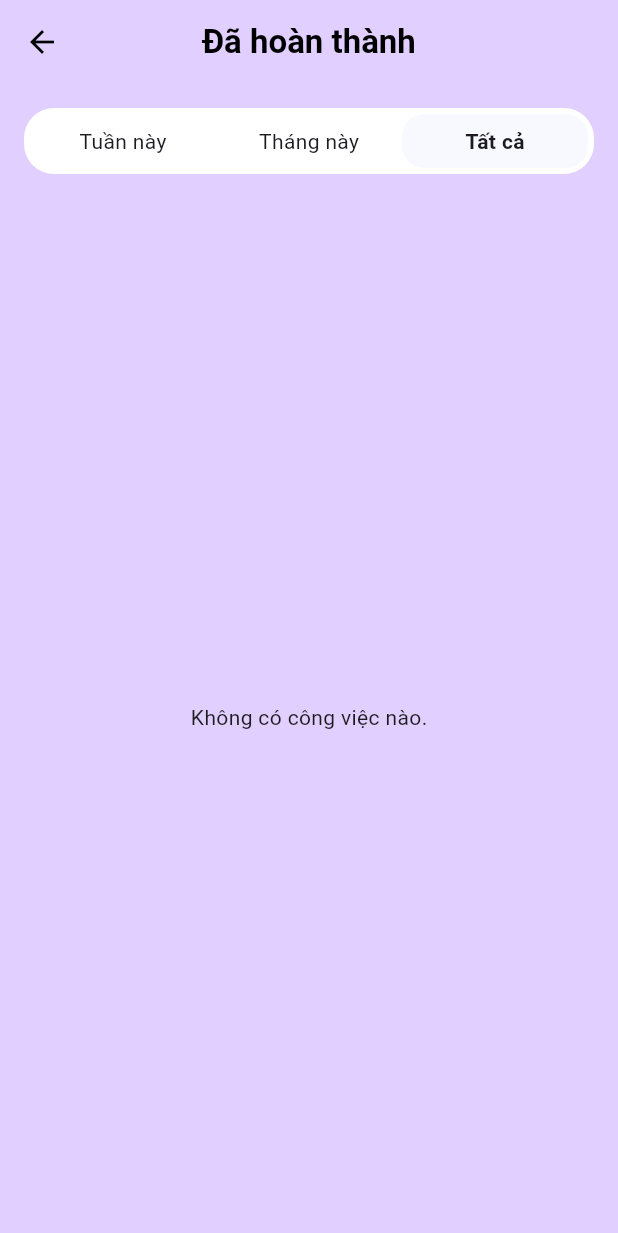
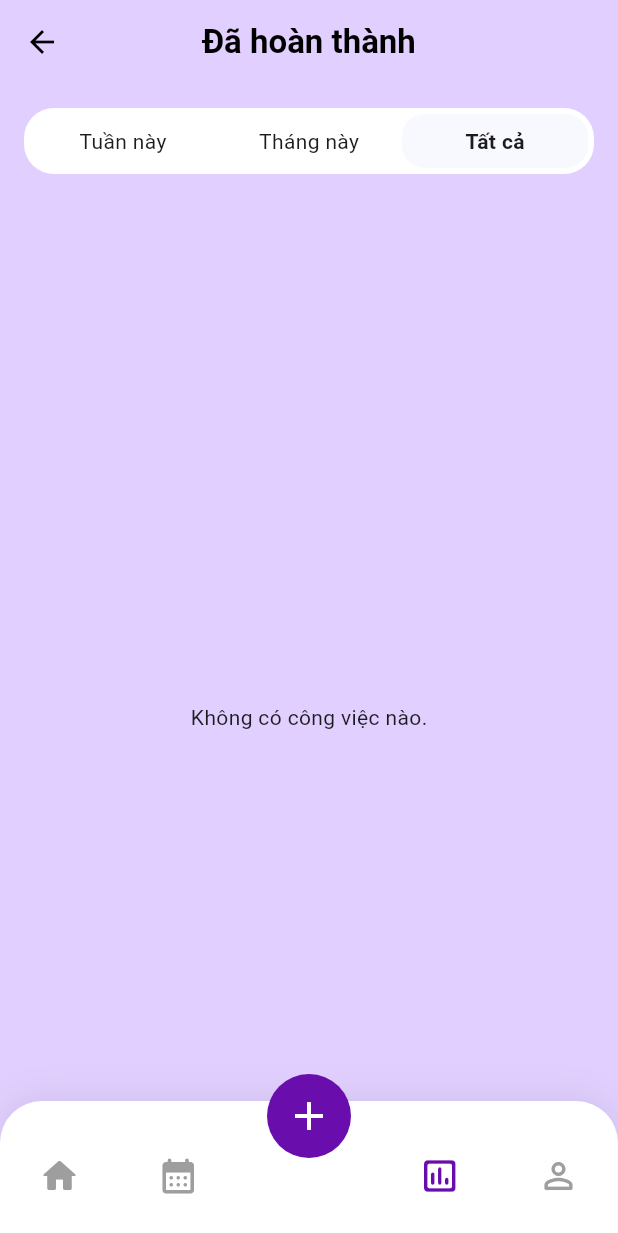
Before and after one commit to lynh146/Deadline_Tracker, a Flutter app: the screen it shows once a user with an empty profile is signed in, after a tap on the "calendar month" icon, after a tap on the "insert chart outlined" icon, after a tap on "Đã hoàn thành", on a phone screen of 412 x 824 dp. Shown: the top 1233 px of the screen. Run offline on Flutter 3.47's test engine with Material 3 defaults, Android fonts, the phone set to English and light mode, and no system bars; our stand-ins replace cloud_firestore, firebase_analytics, firebase_auth, firebase_core, flutter_local_notifications, google_sign_in and 3 more; missing offline and left inert: flutter_facebook_auth; accounts and stored records are empty.

Commit message:
feat(navigation): refactor MainScaffold to improve tab navigation and task creation flow

```diff
--- a/app/lib/core/navigation/main_scaffold.dart
+++ b/app/lib/core/navigation/main_scaffold.dart
@@ -10,6 +10,7 @@ import '../../screens/profile/profile_screen.dart';
 import '../../repositories/task_repository.dart';
 import '../../services/task_service.dart';
 import '../../screens/task/task_create_screen.dart';
+import '../../core/theme/app_colors.dart';
 
 class MainScaffold extends StatefulWidget {
   const MainScaffold({super.key});
@@ -27,60 +28,107 @@ class _MainScaffoldState extends State<MainScaffold> {
   // dùng để rebuild tab khi tạo task xong
   int _refreshSeed = 0;
 
+  // ✅ mỗi tab 1 navigator stack riêng
+  final _navKeys = List.generate(4, (_) => GlobalKey<NavigatorState>());
+
   @override
   void initState() {
     super.initState();
 
     final user = FirebaseAuth.instance.currentUser;
-    if (user == null) {
-      _userId = '';
-    } else {
-      _userId = user.uid;
-    }
+    _userId = user?.uid ?? '';
 
     _taskService = TaskService(TaskRepository());
   }
 
-  List<Widget> get _pages => [
-    HomeScreen(key: ValueKey('home_$_refreshSeed')),
-    CalendarScreen(key: ValueKey('cal_$_refreshSeed')),
-    const SizedBox(), // placeholder cho nút +
-    StatsScreen(
-      key: ValueKey('stats_$_refreshSeed'),
-      taskService: _taskService,
-      userId: _userId,
-    ),
-    const ProfileScreen(),
-  ];
+  Future<void> _openCreate() async {
+    // ✅ đẩy create lên “root” để che toàn bộ (bottom vẫn nằm dưới route root)
+    final created = await Navigator.of(
+      context,
+    ).push(MaterialPageRoute(builder: (_) => const TaskCreateScreen()));
+
+    if (created == true) {
+      setState(() {
+        _refreshSeed++;
+        _currentIndex = 0; // quay về Home
+        // reset stack của tab hiện tại (tuỳ bạn, có thể bỏ)
+        for (final k in _navKeys) {
+          k.currentState?.popUntil((r) => r.isFirst);
+        }
+      });
+    }
+  }
 
   void _onTabChanged(int index) async {
     if (index == 2) {
-      // mở màn Tạo công việc
-      final created = await Navigator.push(
-        context,
-        MaterialPageRoute(builder: (_) => const TaskCreateScreen()),
-      );
+      await _openCreate();
+      return;
+    }
 
-      // create screen của bạn pop(true) khi tạo thành công
-      if (created == true) {
-        setState(() {
-          _refreshSeed++; // rebuild Home/Calendar/Stats để reload UI
-          _currentIndex = 0; // quay về Home
-        });
-      }
+    // nếu bấm lại đúng tab hiện tại -> pop về root của tab đó
+    final realIndex = _mapIndex(index);
+    final currentReal = _mapIndex(_currentIndex);
+
+    if (realIndex == currentReal) {
+      _navKeys[realIndex].currentState?.popUntil((r) => r.isFirst);
       return;
     }
 
     setState(() => _currentIndex = index);
   }
 
+  // vì có nút + ở giữa, ta map index về 4 tab thật (0..3)
+  int _mapIndex(int bottomIndex) {
+    // bottomIndex: 0 Home, 1 Calendar, 2 +, 3 Stats, 4 Profile
+    if (bottomIndex <= 1) return bottomIndex; // 0,1
+    if (bottomIndex >= 3) return bottomIndex - 1; // 3->2, 4->3
+    return 0; // không dùng cho index=2
+  }
+
+  Widget _buildTabNavigator({
+    required int tabIndex, // 0..3 (Home/Calendar/Stats/Profile)
+    required Widget root,
+  }) {
+    return Navigator(
+      key: _navKeys[tabIndex],
+      onGenerateRoute: (_) => MaterialPageRoute(builder: (_) => root),
+    );
+  }
+
   @override
   Widget build(BuildContext context) {
+    final tabIndex = _mapIndex(_currentIndex);
+
     return Scaffold(
-      backgroundColor: const Color(0xFFE1D0FF),
+      backgroundColor: AppColors.background,
       body: Stack(
         children: [
-          Positioned.fill(child: _pages[_currentIndex]),
+          Positioned.fill(
+            child: IndexedStack(
+              index: tabIndex,
+              children: [
+                _buildTabNavigator(
+                  tabIndex: 0,
+                  root: HomeScreen(key: ValueKey('home_$_refreshSeed')),
+                ),
+                _buildTabNavigator(
+                  tabIndex: 1,
+                  root: CalendarScreen(key: ValueKey('cal_$_refreshSeed')),
+                ),
+                _buildTabNavigator(
+                  tabIndex: 2,
+                  root: StatsScreen(
+                    key: ValueKey('stats_$_refreshSeed'),
+                    taskService: _taskService,
+                    userId: _userId,
+                  ),
+                ),
+                _buildTabNavigator(tabIndex: 3, root: const ProfileScreen()),
+              ],
+            ),
+          ),
+
+          // ✅ bottom luôn nằm “trên cùng”
           Positioned(
             left: 0,
             right: 0,
```
